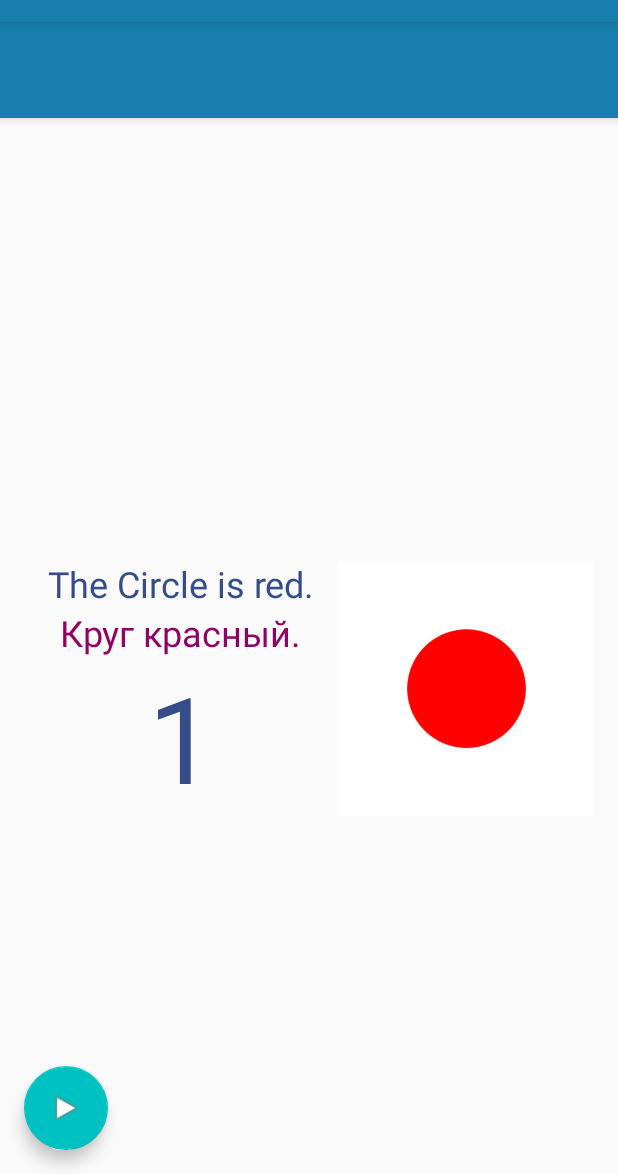
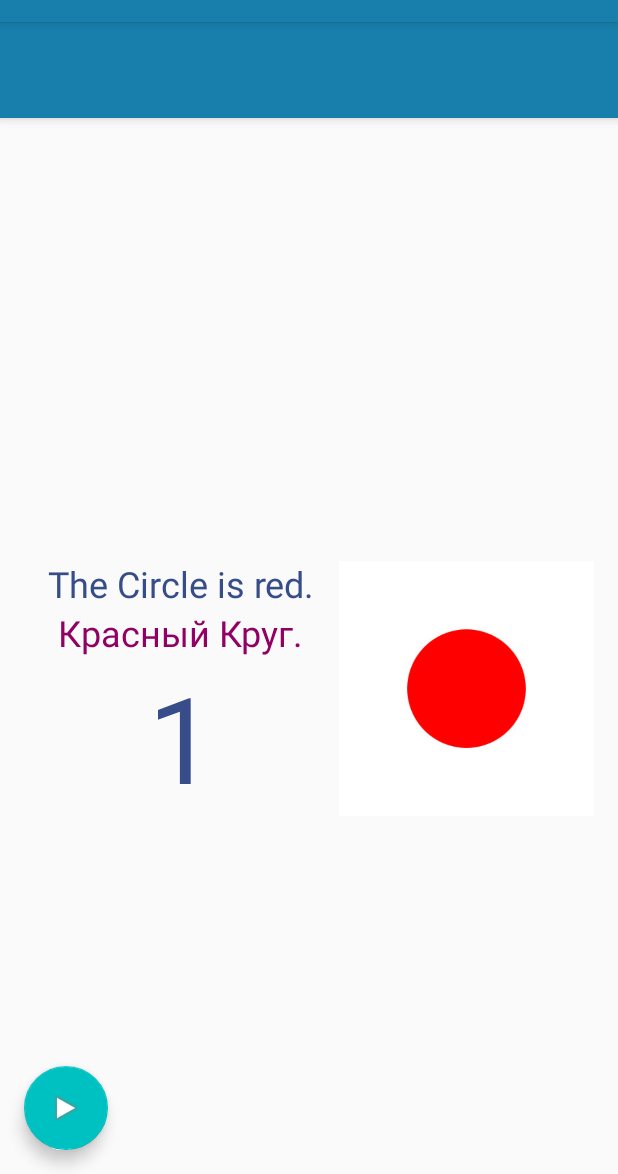
Before and after one commit to amckay13/TA05, an Android app: the Story2PageActivity screen opened directly, with no data from a screen before it, on a phone screen of 412 x 824 dp, the part 62-1236 px from its top. Run offline under Robolectric (Android 15) with nearby library versions, the phone set to English and light mode, and no system bars.

Commit message:
fixed russian translations

```diff
--- a/cmsc434projdemo/app/src/main/res/values/strings.xml
+++ b/cmsc434projdemo/app/src/main/res/values/strings.xml
@@ -72,14 +72,14 @@
     <string-array
         name="shapes_russian">
         <item></item>
-        <item>Круг красный.</item>
-        <item>Площадь оранжевый.</item>
-        <item>Треугольник желтого цвета.</item>
-        <item>Прямоугольник зеленого цвета.</item>
-        <item>Овальный синий.</item>
-        <item>Алмаз фиолетовый.</item>
-        <item>Звезда розового цвета.</item>
-        <item>Мир полон красок! Какой твой любимый?</item>
+        <item>Красный Круг.</item>
+        <item>Оранжевый Квадрат.</item>
+        <item>Желтый Треугольник.</item>
+        <item>Зеленый Прямоугольник.</item>
+        <item>Синий Овал.</item>
+        <item>Фиолетовый ромб.</item>
+        <item>Розовая Звезда.</item>
+        <item>Мир полон красок! Какой твой любимый цвет?</item>
     </string-array>
 
     <string-array
```
